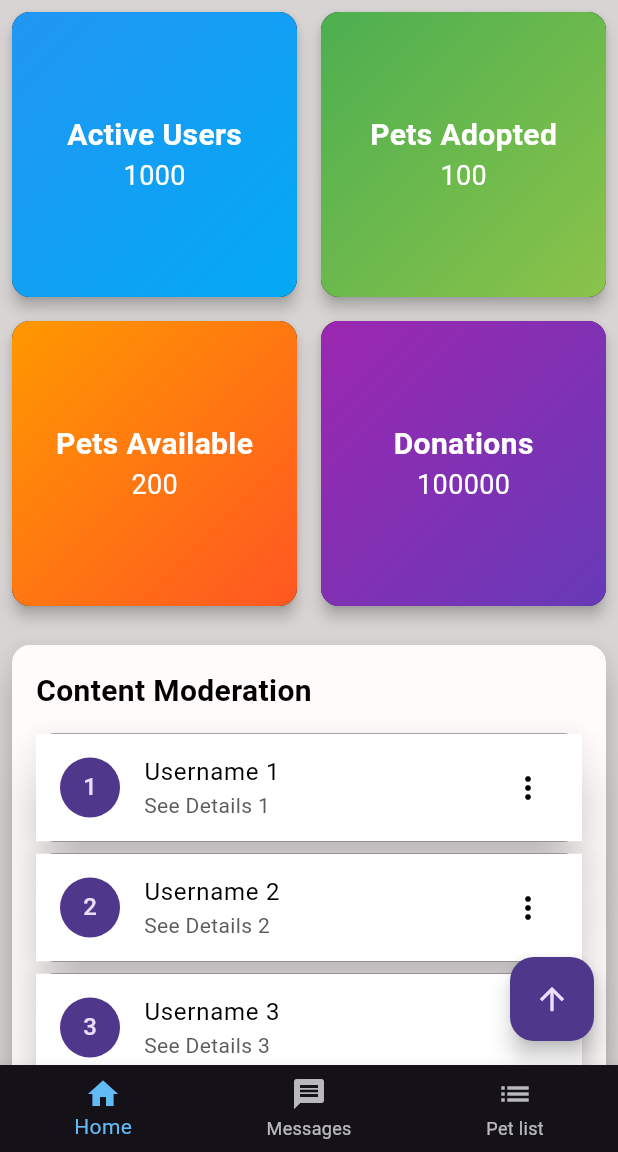
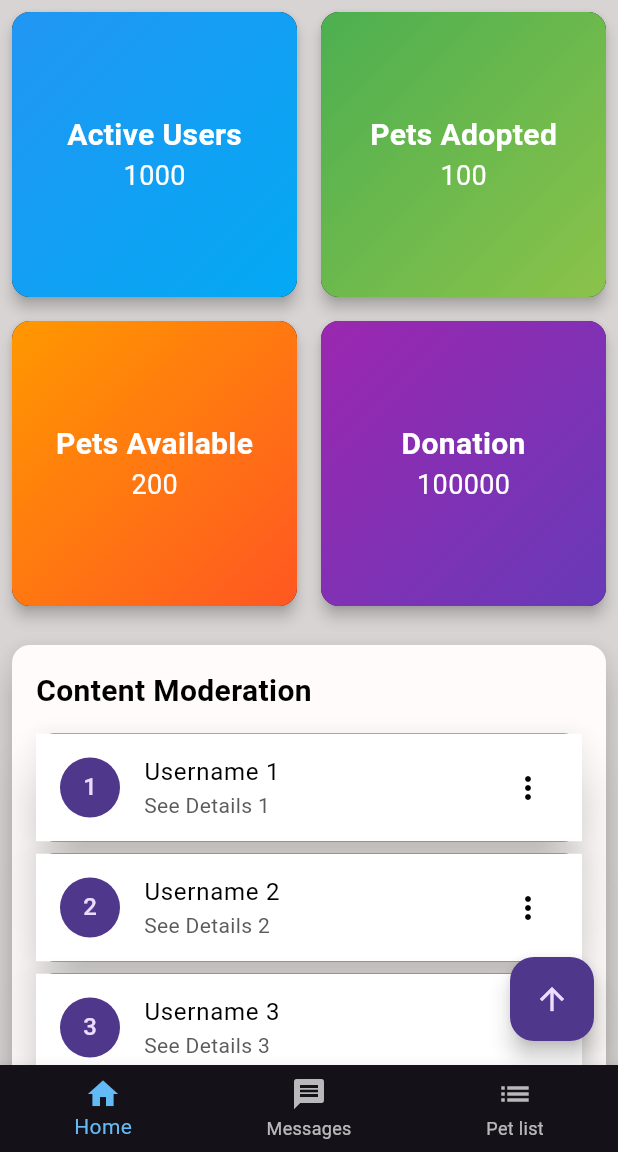
Before and after one commit to DaryllCulas/PetFaves-Application, a Flutter app: the AdminDashboard screen opened directly, on a phone screen of 412 x 824 dp, the part 84-1236 px from its top. Run offline on Flutter 3.47's test engine with Material 3 defaults, Android fonts, the phone set to English and light mode, and no system bars; our stand-ins replace carousel_slider, cloud_firestore, firebase_auth, firebase_core, font_awesome_flutter, google_sign_in; missing offline and left inert: flutter_facebook_auth; accounts and stored records are empty.

```diff
--- a/petfaves/lib/adminDashboard/admin_dashboard.dart
+++ b/petfaves/lib/adminDashboard/admin_dashboard.dart
@@ -147,7 +147,7 @@ class _AdminDashboardState extends State<AdminDashboard> {
             ),
             ListTile(
               leading: const Icon(Icons.list),
-              title: const Text('Donations'),
+              title: const Text('Donation Records'),
               onTap: () {
                 // Navigate to chatbot customization screen
                 Navigator.of(context).push(
@@ -265,7 +265,7 @@ class _HomeScreenState extends State<HomeScreen> {
                     gradientColors: [Colors.orange, Colors.deepOrange],
                   ),
                   MetricCard(
-                    title: 'Donations',
+                    title: 'Donation',
                     number: '100000',
                     gradientColors: [Colors.purple, Colors.deepPurple],
                   ),
```
